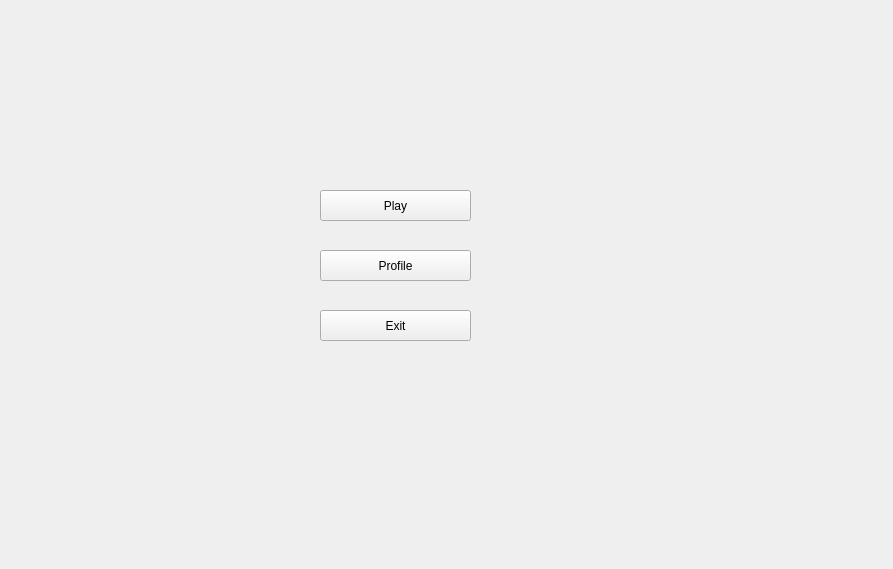
Denisucu1/ProjectModernCpp, file Client/mainmenu.ui: the form before one commit.
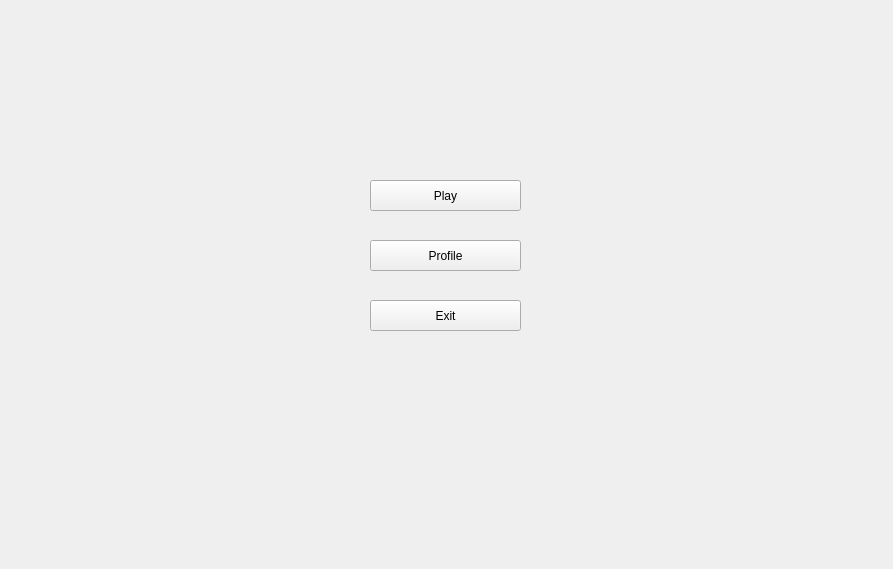
The form after the commit.

Diff of the .ui file:
```diff
--- a/Client/mainmenu.ui
+++ b/Client/mainmenu.ui
@@ -22,8 +22,8 @@
   <widget class="QStackedWidget" name="stackedWidget">
    <property name="geometry">
     <rect>
-     <x>200</x>
-     <y>20</y>
+     <x>250</x>
+     <y>10</y>
      <width>400</width>
      <height>551</height>
     </rect>
```
